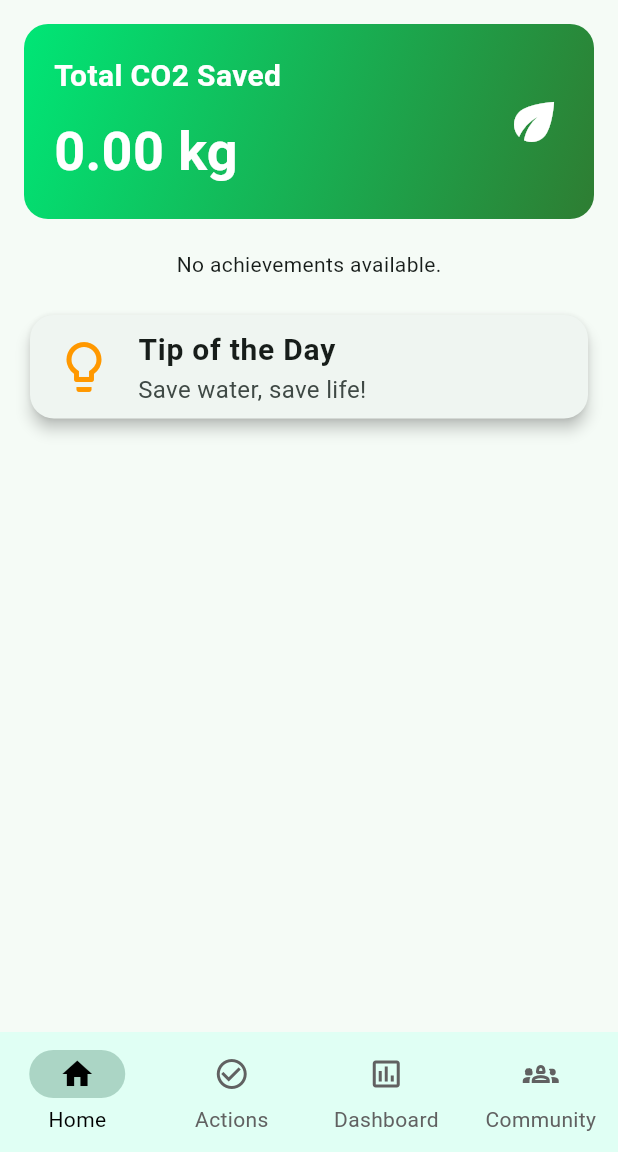
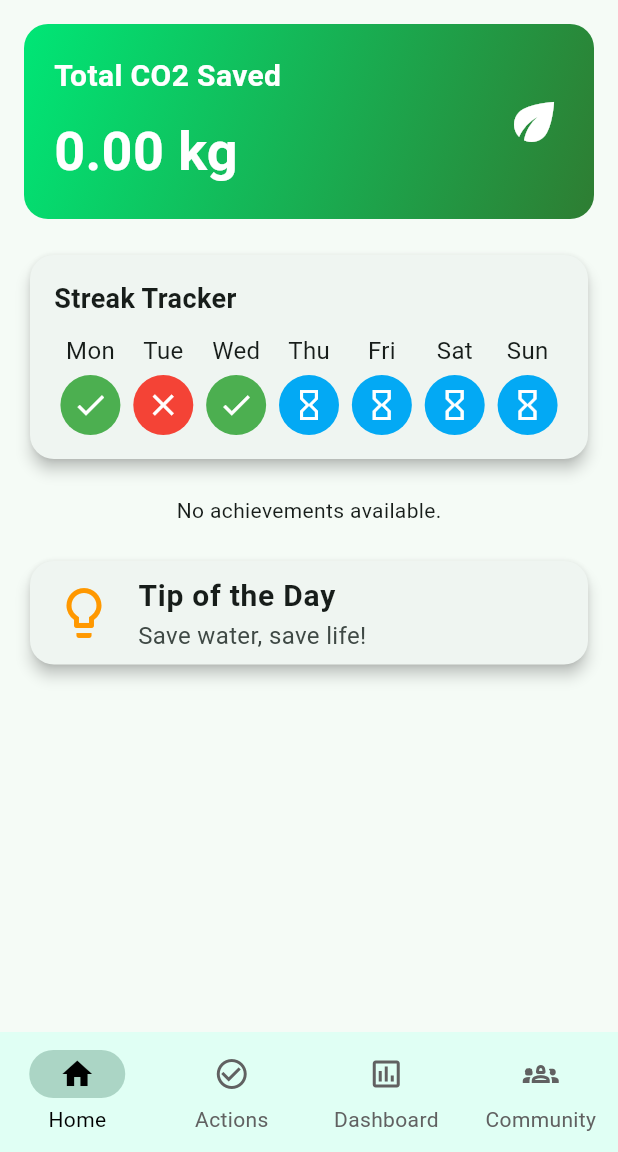
Before and after one commit to isha2125/C-Stain, a Flutter app: the screen it shows once a user with an empty profile is signed in, on a phone screen of 412 x 824 dp, the part 84-1236 px from its top. Run offline on Flutter 3.47's test engine with Material 3 defaults, Android fonts, the phone set to English and light mode, and no system bars; our stand-ins replace cloud_firestore, firebase_auth, firebase_core, flutter_riverpod, percent_indicator; missing offline and left inert: firebase_ui_auth, firebase_ui_oauth_google; accounts and stored records are empty.

Commit message:
streak on homescreen

```diff
--- a/lib/screens/home_screen.dart
+++ b/lib/screens/home_screen.dart
@@ -21,7 +21,15 @@ final userStreamProvider = StreamProvider.autoDispose<UserModel>((ref) {
   if (user == null) throw Exception('User not authenticated');
   return ref.watch(firestoreServiceProvider).getUserStream(user.uid);
 });
-
+final streakProvider = StateProvider<List<bool?>>((ref) => [
+      true, // Monday: Log completed
+      false, // Tuesday: Log missed
+      true, // Wednesday: Log completed
+      null, // Thursday: Yet to arrive
+      null, // Friday: Yet to arrive
+      null, // Saturday: Yet to arrive
+      null // Sunday: Yet to arrive
+    ]);
 //final userProvider = StateProvider<User?>((ref) => User(full_name: "Aditya"));
 //final co2SavedProvider = StateProvider<double>((ref) => 100.0);
 final achievementProgressProvider = StateProvider<double>((ref) => 0.75);
@@ -38,6 +46,7 @@ class HomeScreen extends ConsumerWidget {
 
   @override
   Widget build(BuildContext context, WidgetRef ref) {
+    final streak = ref.watch(streakProvider);
     final userStream = ref.watch(userStreamProvider);
     final achievements = ref.watch(achievementsProvider);
     print("Achievements state: ${achievements.toString()}");
@@ -135,6 +144,75 @@ class HomeScreen extends ConsumerWidget {
                           size: 40,
                         ),
                       ],
+                    ),
+                  ),
+                  SizedBox(height: 20),
+
+                  // Streak Tracker for a Week
+                  Card(
+                    shape: RoundedRectangleBorder(
+                      borderRadius: BorderRadius.circular(16.0),
+                    ),
+                    elevation: 4,
+                    child: Padding(
+                      padding: const EdgeInsets.all(16.0),
+                      child: Column(
+                        crossAxisAlignment: CrossAxisAlignment.start,
+                        children: [
+                          Text(
+                            'Streak Tracker',
+                            style: TextStyle(
+                              fontSize: 18,
+                              fontWeight: FontWeight.bold,
+                            ),
+                          ),
+                          SizedBox(height: 10),
+                          Row(
+                            mainAxisAlignment: MainAxisAlignment.spaceAround,
+                            children: List.generate(7, (index) {
+                              Color dayColor;
+                              IconData dayIcon;
+
+                              if (streak[index] == true) {
+                                dayColor = Colors.green;
+                                dayIcon = Icons.check;
+                              } else if (streak[index] == false) {
+                                dayColor = Colors.red;
+                                dayIcon = Icons.close;
+                              } else {
+                                dayColor = Colors.lightBlue;
+                                dayIcon = Icons.hourglass_empty;
+                              }
+
+                              return Column(
+                                children: [
+                                  Text(
+                                    [
+                                      'Mon',
+                                      'Tue',
+                                      'Wed',
+                                      'Thu',
+                                      'Fri',
+                                      'Sat',
+                                      'Sun'
+                                    ][index],
+                                    style: TextStyle(fontSize: 16),
+                                  ),
+                                  SizedBox(height: 5),
+                                  CircleAvatar(
+                                    radius: 20,
+                                    backgroundColor: dayColor,
+                                    child: Icon(
+                                      dayIcon,
+                                      color: Colors.white,
+                                    ),
+                                  ),
+                                ],
+                              );
+                            }),
+                          ),
+                        ],
+                      ),
                     ),
                   ),
                   SizedBox(height: 20),
@@ -240,10 +318,17 @@ class HomeScreen extends ConsumerWidget {
       print("No next achievement found");
       return Center(child: Text('No achievements available.'));
     }
+    final previousAchievement = achievements.lastWhere(
+      (a) => a.co2_threshold <= user.total_CO2_saved,
+      orElse: () => achievements.first,
+    );
+
     print("Next achievement: ${nextAchievement.name}");
 
-    final progress = user.total_CO2_saved / nextAchievement.co2_threshold;
-    final cappedProgress = progress > 1 ? 1.0 : progress;
+    final progress =
+        (user.total_CO2_saved - previousAchievement.co2_threshold) /
+            (nextAchievement.co2_threshold - previousAchievement.co2_threshold);
+    final cappedProgress = progress.clamp(0.0, 1.0);
 
     return Card(
       shape: RoundedRectangleBorder(
```
Also changed, not shown: lib/providers/firestore_service.dart (+24 -0 lines), lib/screens/action_screen.dart (+36 -1 lines).
